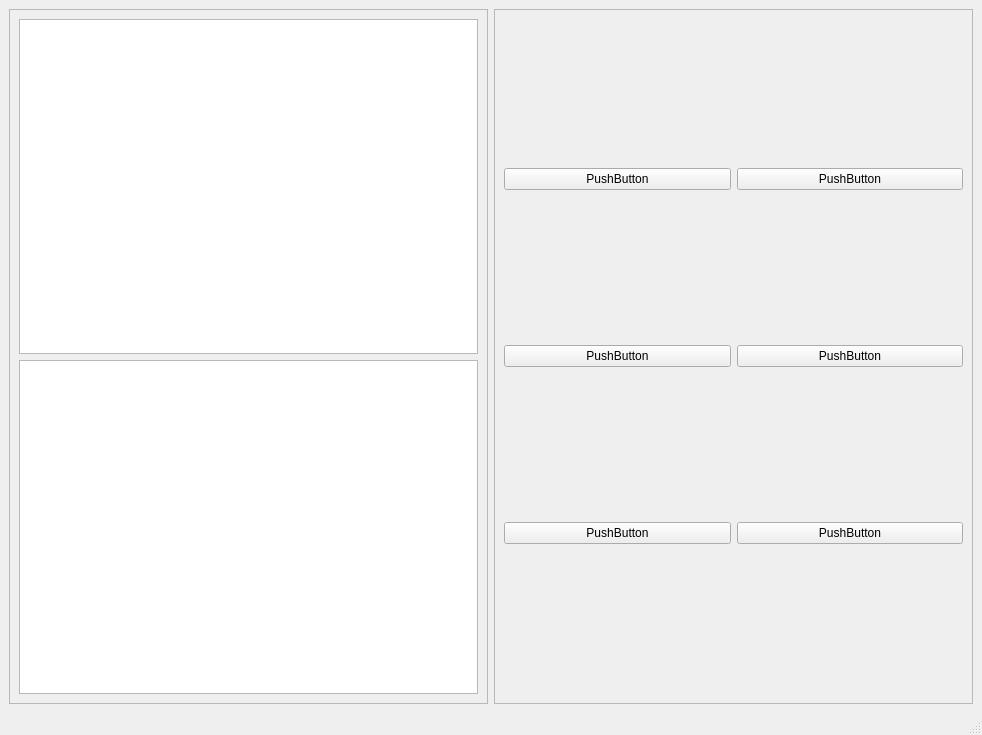
Above: frontend/frontend.ui from hadiko-i6/zischr before the change. Below: the same form after it.
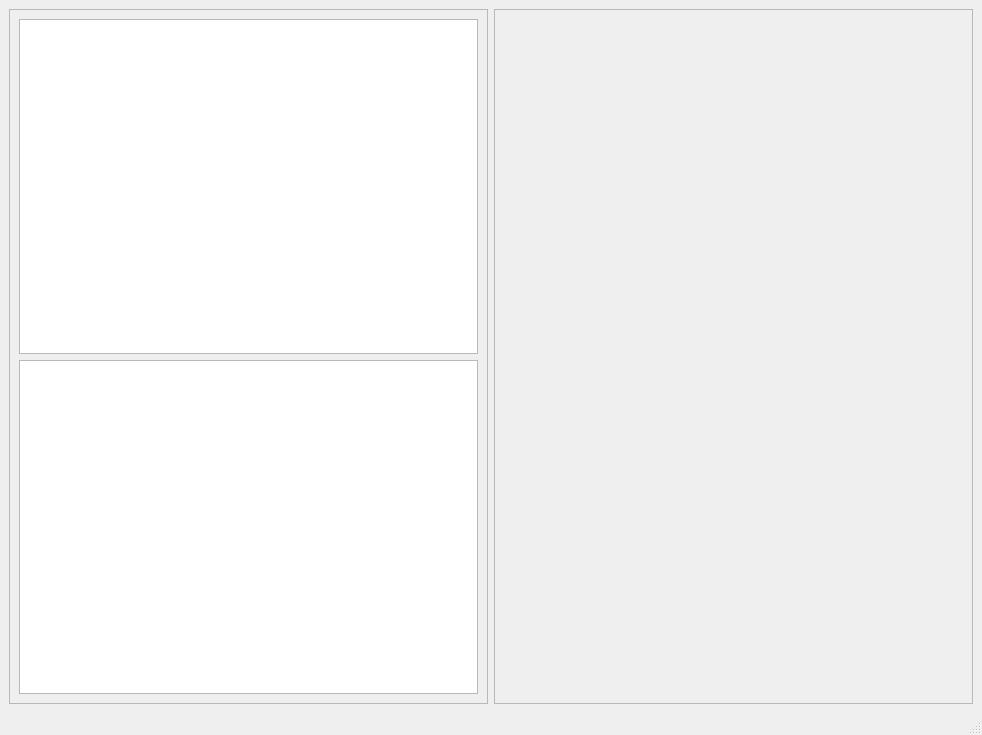
That is the form after the change.

Commit message: Frontend: Added OrdersList

What changed in the file:
```diff
--- a/frontend/frontend.ui
+++ b/frontend/frontend.ui
@@ -53,50 +53,7 @@
          <height>692</height>
         </rect>
        </property>
-       <layout class="QGridLayout" name="gridLayout_2">
-        <item row="0" column="1">
-         <widget class="QPushButton" name="pushButton_2">
-          <property name="text">
-           <string>PushButton</string>
-          </property>
-         </widget>
-        </item>
-        <item row="1" column="1">
-         <widget class="QPushButton" name="pushButton_4">
-          <property name="text">
-           <string>PushButton</string>
-          </property>
-         </widget>
-        </item>
-        <item row="1" column="0">
-         <widget class="QPushButton" name="pushButton_3">
-          <property name="text">
-           <string>PushButton</string>
-          </property>
-         </widget>
-        </item>
-        <item row="0" column="0">
-         <widget class="QPushButton" name="pushButton">
-          <property name="text">
-           <string>PushButton</string>
-          </property>
-         </widget>
-        </item>
-        <item row="2" column="0">
-         <widget class="QPushButton" name="pushButton_5">
-          <property name="text">
-           <string>PushButton</string>
-          </property>
-         </widget>
-        </item>
-        <item row="2" column="1">
-         <widget class="QPushButton" name="pushButton_6">
-          <property name="text">
-           <string>PushButton</string>
-          </property>
-         </widget>
-        </item>
-       </layout>
+       <layout class="QGridLayout" name="gridLayout_2"/>
       </widget>
      </widget>
     </item>
```
Left out of the diff: 4 changed lines with no effect on the pictures. The commit also changes 2 other files.
